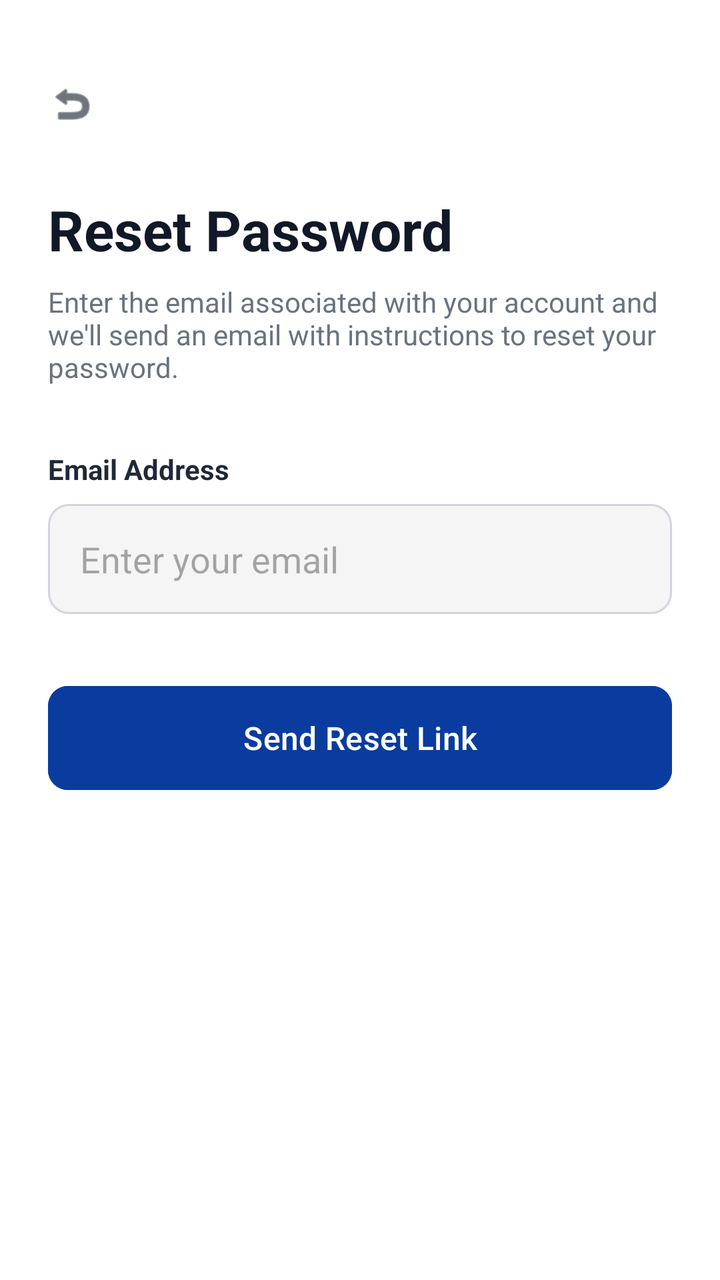
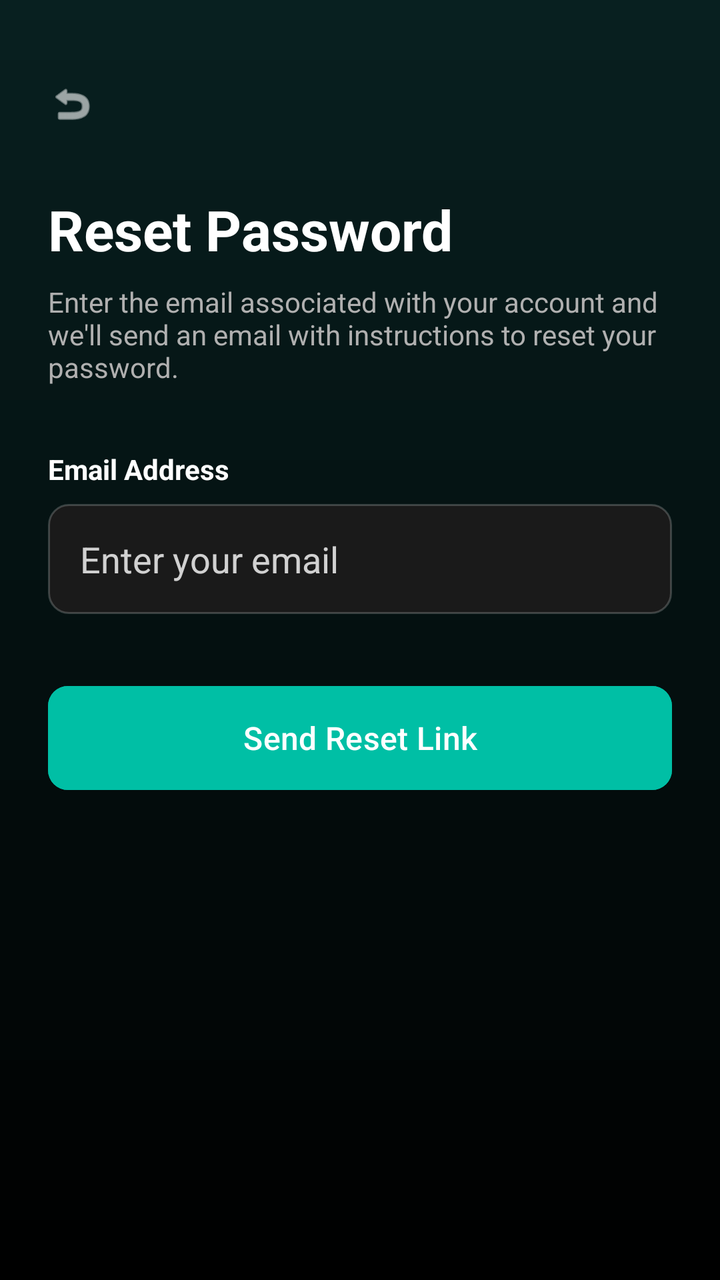

Two renders of the same Android screen: before a commit and after it. Below are the layout's source before the change and the commit's diff.
<!-- AndroidManifest.xml: application theme Theme.CampusConnectProject -->
<!-- res/layout/activity_forgot_password.xml -->
<?xml version="1.0" encoding="utf-8"?>
<LinearLayout
    xmlns:android="http://schemas.android.com/apk/res/android"
    xmlns:app="http://schemas.android.com/apk/res-auto"
    android:layout_width="match_parent"
    android:layout_height="match_parent"
    android:orientation="vertical"
    android:background="#FFFFFF"
    android:padding="24dp">

    <ImageView
        android:id="@+id/btnBackForgot"
        android:layout_width="24dp"
        android:layout_height="24dp"
        android:src="@android:drawable/ic_menu_revert"
        app:tint="#111827"
        android:layout_marginTop="16dp"
        android:layout_marginBottom="32dp"/>

    <TextView
        android:layout_width="wrap_content"
        android:layout_height="wrap_content"
        android:text="Reset Password"
        android:textColor="#111827"
        android:textSize="28sp"
        android:textStyle="bold"
        android:layout_marginBottom="8dp"/>

    <TextView
        android:layout_width="wrap_content"
        android:layout_height="wrap_content"
        android:text="Enter the email associated with your account and we'll send an email with instructions to reset your password."
        android:textColor="#6B7280"
        android:textSize="14sp"
        android:layout_marginBottom="32dp"/>

    <TextView
        android:layout_width="wrap_content"
        android:layout_height="wrap_content"
        android:text="Email Address"
        android:textColor="#1F2937"
        android:textStyle="bold"
        android:layout_marginBottom="8dp"/>

    <EditText
        android:id="@+id/etForgotEmail"
        android:layout_width="match_parent"
        android:layout_height="55dp"
        android:background="@drawable/bg_input_rounded"
        android:hint="Enter your email"
        android:inputType="textEmailAddress"
        android:paddingHorizontal="16dp"
        android:layout_marginBottom="32dp"/>

    <Button
        android:id="@+id/btnSendReset"
        android:layout_width="match_parent"
        android:layout_height="60dp"
        android:backgroundTint="#0A3C9F"
        android:text="Send Reset Link"
        android:textAllCaps="false"
        android:textColor="#FFFFFF"
        android:textSize="16sp"
        app:cornerRadius="10dp" />
</LinearLayout>
<!-- resources referenced by this layout -->
<resources>
  <!-- drawable bg_input_rounded (drawable) -->
  <?xml version="1.0" encoding="utf-8"?>
  <shape xmlns:android="http://schemas.android.com/apk/res/android" android:shape="rectangle">
      <solid android:color="@color/bg_input" />
      <stroke android:width="1dp" android:color="#D1D5DB" />
      <corners android:radius="10dp" />
  </shape>
  <style name="Theme.CampusConnectProject" parent="Base.Theme.CampusConnectProject" />
  <color name="bg_input">#F5F5F5</color>
  <style name="Base.Theme.CampusConnectProject" parent="Theme.Material3.DayNight.NoActionBar">
          <item name="android:forceDarkAllowed" tools:targetApi="q">false</item>
      </style>
</resources>

<!-- the commit's change to res/layout/activity_forgot_password.xml (unified diff, before → after) -->
@@ -2,18 +2,20 @@
 <LinearLayout
     xmlns:android="http://schemas.android.com/apk/res/android"
     xmlns:app="http://schemas.android.com/apk/res-auto"
+    xmlns:tools="http://schemas.android.com/tools"
     android:layout_width="match_parent"
     android:layout_height="match_parent"
     android:orientation="vertical"
-    android:background="#FFFFFF"
-    android:padding="24dp">
+    android:background="@drawable/bg_main_gradient"
+    android:padding="24dp"
+    tools:context=".ui.auth.ForgotPasswordActivity">
 
     <ImageView
         android:id="@+id/btnBackForgot"
         android:layout_width="24dp"
         android:layout_height="24dp"
         android:src="@android:drawable/ic_menu_revert"
-        app:tint="#111827"
+        app:tint="@color/white"
         android:layout_marginTop="16dp"
         android:layout_marginBottom="32dp"/>
 
@@ -21,7 +23,7 @@
         android:layout_width="wrap_content"
         android:layout_height="wrap_content"
         android:text="Reset Password"
-        android:textColor="#111827"
+        android:textColor="@color/white"
         android:textSize="28sp"
         android:textStyle="bold"
         android:layout_marginBottom="8dp"/>
@@ -30,7 +32,7 @@
         android:layout_width="wrap_content"
         android:layout_height="wrap_content"
         android:text="Enter the email associated with your account and we'll send an email with instructions to reset your password."
-        android:textColor="#6B7280"
+        android:textColor="#B0B0B0"
         android:textSize="14sp"
         android:layout_marginBottom="32dp"/>
 
@@ -38,7 +40,7 @@
         android:layout_width="wrap_content"
         android:layout_height="wrap_content"
         android:text="Email Address"
-        android:textColor="#1F2937"
+        android:textColor="@color/white"
         android:textStyle="bold"
         android:layout_marginBottom="8dp"/>
 
@@ -50,16 +52,18 @@
         android:hint="Enter your email"
         android:inputType="textEmailAddress"
         android:paddingHorizontal="16dp"
+        android:textColor="@color/white"
+        android:textColorHint="#CCFFFFFF"
         android:layout_marginBottom="32dp"/>
 
     <Button
         android:id="@+id/btnSendReset"
         android:layout_width="match_parent"
         android:layout_height="60dp"
-        android:backgroundTint="#0A3C9F"
+        android:backgroundTint="@color/warna_primer"
         android:text="Send Reset Link"
         android:textAllCaps="false"
-        android:textColor="#FFFFFF"
+        android:textColor="@color/white"
         android:textSize="16sp"
         app:cornerRadius="10dp" />
 </LinearLayout>
<!-- resource entries referenced after the edit -->
@@ -1,15 +1,34 @@
 <!-- resources referenced by this layout -->
 <resources>
+  <color name="warna_primer">#00BFA5</color>
+  <color name="white">#FFFFFFFF</color>
   <!-- drawable bg_input_rounded (drawable) -->
   <?xml version="1.0" encoding="utf-8"?>
   <shape xmlns:android="http://schemas.android.com/apk/res/android" android:shape="rectangle">
       <solid android:color="@color/bg_input" />
-      <stroke android:width="1dp" android:color="#D1D5DB" />
+      <stroke android:width="1dp" android:color="#33FFFFFF" />
       <corners android:radius="10dp" />
   </shape>
+  <!-- drawable bg_main_gradient (drawable) -->
+  <?xml version="1.0" encoding="utf-8"?>
+  <shape xmlns:android="http://schemas.android.com/apk/res/android"
+      android:shape="rectangle">
+      <gradient
+          android:angle="270"
+          android:endColor="@color/bg_gradient_end"
+          android:startColor="@color/bg_gradient_start"
+          android:type="linear" />
+  </shape>
   <style name="Theme.CampusConnectProject" parent="Base.Theme.CampusConnectProject" />
-  <color name="bg_input">#F5F5F5</color>
+  <color name="bg_input">#1A1A1A</color>
+  <color name="bg_gradient_end">#000000</color>
+  <color name="bg_gradient_start">#082020</color>
   <style name="Base.Theme.CampusConnectProject" parent="Theme.Material3.DayNight.NoActionBar">
+          
+          <item name="colorPrimary">@color/warna_primer</item>
+          <item name="android:statusBarColor">@color/bg_gradient_start</item>
+          <item name="android:navigationBarColor">@color/bg_gradient_end</item>
+          <item name="android:windowBackground">@drawable/bg_main_gradient</item>
           <item name="android:forceDarkAllowed" tools:targetApi="q">false</item>
       </style>
 </resources>
